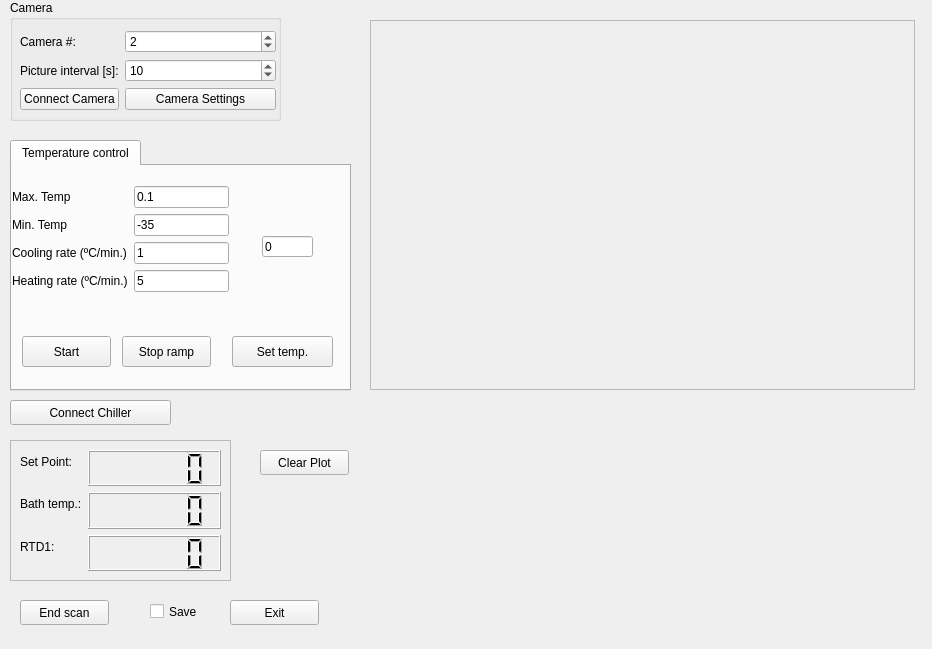
Qt form src/gui/experiment.ui (gfogwill/FrESH) before a commit.
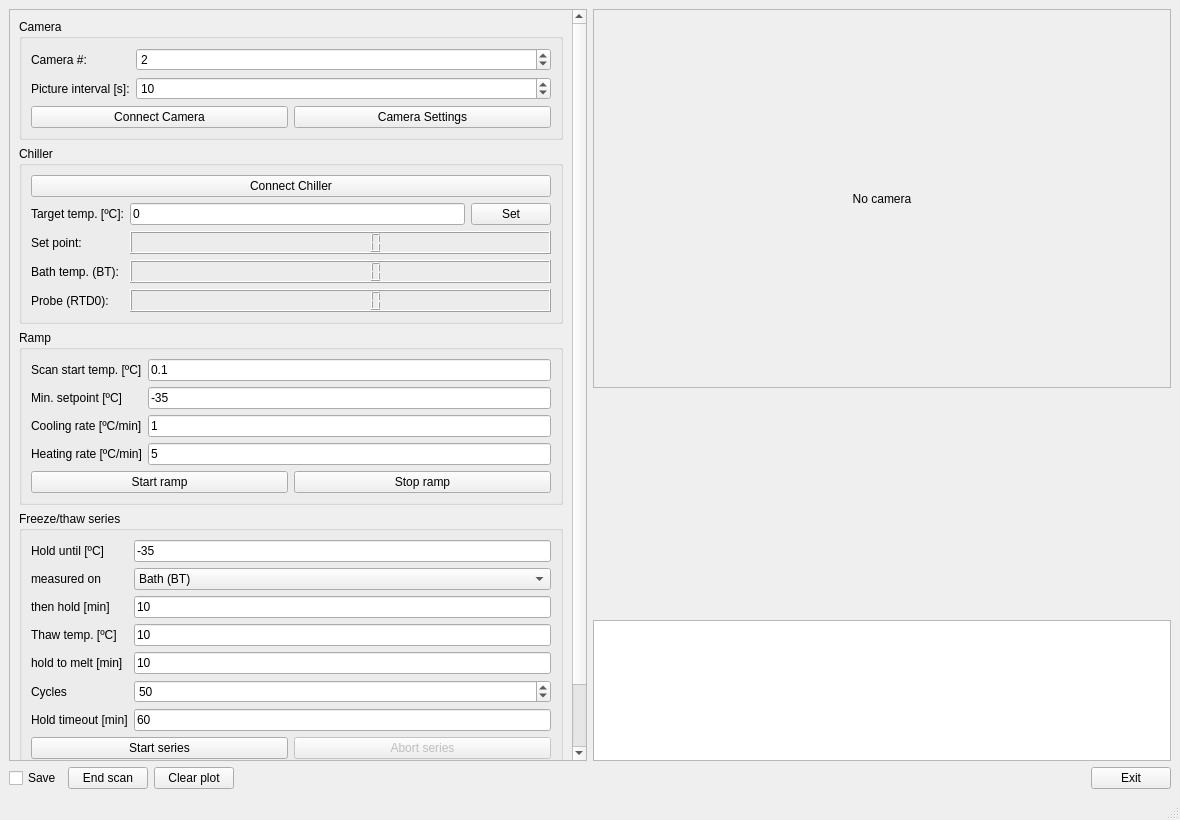
The same form after that commit. Custom widgets are drawn as their Qt base class.

Commit message: Add automated freeze/thaw cycling and rebuild the scan window layout

Patch:
```diff
--- a/src/gui/experiment.ui
+++ b/src/gui/experiment.ui
@@ -3,443 +3,285 @@
  <class>MainWindow</class>
  <widget class="QMainWindow" name="MainWindow">
   <property name="geometry">
-   <rect>
-    <x>0</x>
-    <y>0</y>
-    <width>932</width>
-    <height>649</height>
-   </rect>
+   <rect><x>0</x><y>0</y><width>1180</width><height>820</height></rect>
   </property>
-  <property name="sizePolicy">
-   <sizepolicy hsizetype="Fixed" vsizetype="Fixed">
-    <horstretch>0</horstretch>
-    <verstretch>0</verstretch>
-   </sizepolicy>
-  </property>
-  <property name="windowTitle">
-   <string>MainWindow</string>
-  </property>
+  <property name="windowTitle"><string>FrESH - scan</string></property>
   <widget class="QWidget" name="centralwidget">
-   <widget class="PlotWidget" name="graphWidget" native="true">
-    <property name="geometry">
-     <rect>
-      <x>370</x>
-      <y>400</y>
-      <width>541</width>
-      <height>231</height>
-     </rect>
-    </property>
-   </widget>
-   <widget class="QPushButton" name="exitButton">
-    <property name="geometry">
-     <rect>
-      <x>230</x>
-      <y>600</y>
-      <width>89</width>
-      <height>25</height>
-     </rect>
-    </property>
-    <property name="text">
-     <string>Exit</string>
-    </property>
-   </widget>
-   <widget class="QPushButton" name="clearPlotButton">
-    <property name="geometry">
-     <rect>
-      <x>260</x>
-      <y>450</y>
-      <width>89</width>
-      <height>25</height>
-     </rect>
-    </property>
-    <property name="text">
-     <string>Clear Plot</string>
-    </property>
-   </widget>
-   <widget class="QFrame" name="frameVideo">
-    <property name="geometry">
-     <rect>
-      <x>370</x>
-      <y>20</y>
-      <width>545</width>
-      <height>370</height>
-     </rect>
-    </property>
-    <property name="frameShape">
-     <enum>QFrame::StyledPanel</enum>
-    </property>
-    <property name="frameShadow">
-     <enum>QFrame::Raised</enum>
-    </property>
-    <widget class="QLabel" name="videoLabel">
-     <property name="geometry">
-      <rect>
-       <x>10</x>
-       <y>10</y>
-       <width>525</width>
-       <height>350</height>
-      </rect>
-     </property>
-     <property name="text">
-      <string/>
-     </property>
-    </widget>
-   </widget>
-   <widget class="QPushButton" name="connectLAUDAButton">
-    <property name="geometry">
-     <rect>
-      <x>10</x>
-      <y>400</y>
-      <width>161</width>
-      <height>25</height>
-     </rect>
-    </property>
-    <property name="text">
-     <string>Connect Chiller</string>
-    </property>
-   </widget>
-   <widget class="QCheckBox" name="saveCheckBox">
-    <property name="geometry">
-     <rect>
-      <x>150</x>
-      <y>600</y>
-      <width>61</width>
-      <height>23</height>
-     </rect>
-    </property>
-    <property name="text">
-     <string>Save</string>
-    </property>
-   </widget>
-   <widget class="QFrame" name="frame">
-    <property name="geometry">
-     <rect>
-      <x>10</x>
-      <y>440</y>
-      <width>221</width>
-      <height>141</height>
-     </rect>
-    </property>
-    <property name="frameShape">
-     <enum>QFrame::StyledPanel</enum>
-    </property>
-    <property name="frameShadow">
-     <enum>QFrame::Raised</enum>
-    </property>
-    <widget class="QWidget" name="formLayoutWidget">
-     <property name="geometry">
-      <rect>
-       <x>10</x>
-       <y>10</y>
-       <width>201</width>
-       <height>121</height>
-      </rect>
-     </property>
-     <layout class="QFormLayout" name="formLayout">
-      <item row="0" column="0">
-       <widget class="QLabel" name="label_3">
-        <property name="text">
-         <string>Set Point:</string>
-        </property>
+   <layout class="QVBoxLayout" name="rootLayout">
+    <item>
+     <layout class="QHBoxLayout" name="mainLayout">
+
+      <item>
+       <widget class="QScrollArea" name="leftScroll">
+        <property name="widgetResizable"><bool>true</bool></property>
+        <property name="maximumWidth"><number>370</number></property>
+        <property name="minimumWidth"><number>350</number></property>
+        <property name="horizontalScrollBarPolicy"><enum>Qt::ScrollBarAlwaysOff</enum></property>
+        <widget class="QWidget" name="leftPanel">
+         <layout class="QVBoxLayout" name="leftColumn">
+
+        <item>
+         <widget class="QGroupBox" name="cameraGroupBox">
+          <property name="maximumWidth"><number>330</number></property>
+          <property name="minimumWidth"><number>300</number></property>
+          <property name="title"><string>Camera</string></property>
+          <layout class="QFormLayout" name="cameraForm">
+           <item row="0" column="0">
+            <widget class="QLabel" name="label_5"><property name="text"><string>Camera #:</string></property></widget>
+           </item>
+           <item row="0" column="1">
+            <widget class="QSpinBox" name="cameraID"><property name="value"><number>2</number></property></widget>
+           </item>
+           <item row="1" column="0">
+            <widget class="QLabel" name="label_2"><property name="text"><string>Picture interval [s]:</string></property></widget>
+           </item>
+           <item row="1" column="1">
+            <widget class="QSpinBox" name="pictureIntervalSpinBox">
+             <property name="minimum"><number>1</number></property>
+             <property name="maximum"><number>1000</number></property>
+             <property name="value"><number>10</number></property>
+            </widget>
+           </item>
+           <item row="2" column="0" colspan="2">
+            <layout class="QHBoxLayout" name="connectVideoButtonRow">
+             <item><widget class="QPushButton" name="connectVideoButton"><property name="text"><string>Connect Camera</string></property></widget></item>
+             <item><widget class="QPushButton" name="videoSettingsButton"><property name="text"><string>Camera Settings</string></property></widget></item>
+            </layout>
+           </item>
+          </layout>
+         </widget>
+        </item>
+
+        <item>
+         <widget class="QGroupBox" name="chillerGroupBox">
+          <property name="maximumWidth"><number>330</number></property>
+          <property name="minimumWidth"><number>300</number></property>
+          <property name="title"><string>Chiller</string></property>
+          <layout class="QFormLayout" name="chillerForm">
+           <item row="0" column="0" colspan="2">
+            <widget class="QPushButton" name="connectLAUDAButton"><property name="text"><string>Connect Chiller</string></property></widget>
+           </item>
+           <item row="1" column="0">
+            <widget class="QLabel" name="labelTargetTemp"><property name="text"><string>Target temp. [ºC]:</string></property></widget>
+           </item>
+           <item row="1" column="1">
+            <layout class="QHBoxLayout" name="targetTempLayout">
+             <item><widget class="QLineEdit" name="targetTemp"><property name="text"><string>0</string></property></widget></item>
+             <item><widget class="QPushButton" name="setTempButton"><property name="text"><string>Set</string></property></widget></item>
+            </layout>
+           </item>
+           <item row="2" column="0">
+            <widget class="QLabel" name="label_3"><property name="text"><string>Set point:</string></property></widget>
+           </item>
+           <item row="2" column="1">
+            <widget class="QLCDNumber" name="lcdSP"><property name="smallDecimalPoint"><bool>true</bool></property><property name="minimumHeight"><number>32</number></property><property name="digitCount"><number>7</number></property></widget>
+           </item>
+           <item row="3" column="0">
+            <widget class="QLabel" name="label"><property name="text"><string>Bath temp. (BT):</string></property></widget>
+           </item>
+           <item row="3" column="1">
+            <widget class="QLCDNumber" name="lcdBT"><property name="smallDecimalPoint"><bool>true</bool></property><property name="minimumHeight"><number>32</number></property><property name="digitCount"><number>7</number></property></widget>
+           </item>
+           <item row="4" column="0">
+            <widget class="QLabel" name="label_4"><property name="text"><string>Probe (RTD0):</string></property></widget>
+           </item>
+           <item row="4" column="1">
+            <widget class="QLCDNumber" name="lcdRTD1"><property name="smallDecimalPoint"><bool>true</bool></property><property name="minimumHeight"><number>32</number></property><property name="digitCount"><number>7</number></property></widget>
+           </item>
+          </layout>
+         </widget>
+        </item>
+
+        <item>
+         <widget class="QGroupBox" name="rampGroupBox">
+          <property name="maximumWidth"><number>330</number></property>
+          <property name="minimumWidth"><number>300</number></property>
+          <property name="title"><string>Ramp</string></property>
+          <layout class="QFormLayout" name="rampForm">
+           <item row="0" column="0">
+            <widget class="QLabel" name="label_6"><property name="text"><string>Scan start temp. [ºC]</string></property></widget>
+           </item>
+           <item row="0" column="1">
+            <widget class="QLineEdit" name="maxTemp"><property name="text"><string>0.1</string></property></widget>
+           </item>
+           <item row="1" column="0">
+            <widget class="QLabel" name="label_7"><property name="text"><string>Min. setpoint [ºC]</string></property></widget>
+           </item>
+           <item row="1" column="1">
+            <widget class="QLineEdit" name="minTemp"><property name="text"><string>-35</string></property></widget>
+           </item>
+           <item row="2" column="0">
+            <widget class="QLabel" name="label_8"><property name="text"><string>Cooling rate [ºC/min]</string></property></widget>
+           </item>
+           <item row="2" column="1">
+            <widget class="QLineEdit" name="coolingRate"><property name="text"><string>1</string></property></widget>
+           </item>
+           <item row="3" column="0">
+            <widget class="QLabel" name="label_9"><property name="text"><string>Heating rate [ºC/min]</string></property></widget>
+           </item>
+           <item row="3" column="1">
+            <widget class="QLineEdit" name="heatingRate"><property name="text"><string>5</string></property></widget>
+           </item>
+           <item row="4" column="0" colspan="2">
+            <layout class="QHBoxLayout" name="startScanButtonRow">
+             <item><widget class="QPushButton" name="startScanButton"><property name="text"><string>Start ramp</string></property></widget></item>
+             <item><widget class="QPushButton" name="stopScanButton"><property name="text"><string>Stop ramp</string></property></widget></item>
+            </layout>
+           </item>
+          </layout>
+         </widget>
+        </item>
+
+        <item>
+         <widget class="QGroupBox" name="seriesGroupBox">
+          <property name="maximumWidth"><number>330</number></property>
+          <property name="minimumWidth"><number>300</number></property>
+          <property name="title"><string>Freeze/thaw series</string></property>
+          <property name="toolTip"><string>Repeats: cool down (recording) - hold until frozen - thaw - hold - back to the start. Each cycle gets its own folder.</string></property>
+          <layout class="QFormLayout" name="seriesForm">
+           <item row="0" column="0">
+            <widget class="QLabel" name="labelFreezeTemp"><property name="text"><string>Hold until [ºC]</string></property></widget>
+           </item>
+           <item row="0" column="1">
+            <widget class="QLineEdit" name="freezeTemp">
+             <property name="text"><string>-35</string></property>
+             <property name="toolTip"><string>The cooling ramp stops at the min. setpoint and waits here until the measured temperature reaches this value.</string></property>
+            </widget>
+           </item>
+           <item row="1" column="0">
+            <widget class="QLabel" name="labelHoldSource"><property name="text"><string>measured on</string></property></widget>
+           </item>
+           <item row="1" column="1">
+            <widget class="QComboBox" name="holdSourceComboBox">
+             <property name="toolTip"><string>Which sensor decides that the sample is cold enough.</string></property>
+             <item><property name="text"><string>Bath (BT)</string></property></item>
+             <item><property name="text"><string>Probe (RTD0)</string></property></item>
+            </widget>
+           </item>
+           <item row="2" column="0">
+            <widget class="QLabel" name="labelHoldCold"><property name="text"><string>then hold [min]</string></property></widget>
+           </item>
+           <item row="2" column="1">
+            <widget class="QLineEdit" name="holdColdMinutes"><property name="text"><string>10</string></property></widget>
+           </item>
+           <item row="3" column="0">
+            <widget class="QLabel" name="labelThawTemp"><property name="text"><string>Thaw temp. [ºC]</string></property></widget>
+           </item>
+           <item row="3" column="1">
+            <widget class="QLineEdit" name="thawTemp"><property name="text"><string>10</string></property></widget>
+           </item>
+           <item row="4" column="0">
+            <widget class="QLabel" name="labelHoldWarm"><property name="text"><string>hold to melt [min]</string></property></widget>
+           </item>
+           <item row="4" column="1">
+            <widget class="QLineEdit" name="holdWarmMinutes"><property name="text"><string>10</string></property></widget>
+           </item>
+           <item row="5" column="0">
+            <widget class="QLabel" name="labelCycles"><property name="text"><string>Cycles</string></property></widget>
+           </item>
+           <item row="5" column="1">
+            <widget class="QSpinBox" name="cyclesSpinBox">
+             <property name="minimum"><number>1</number></property>
+             <property name="maximum"><number>9999</number></property>
+             <property name="value"><number>50</number></property>
+            </widget>
+           </item>
+           <item row="6" column="0">
+            <widget class="QLabel" name="labelHoldTimeout"><property name="text"><string>Hold timeout [min]</string></property></widget>
+           </item>
+           <item row="6" column="1">
+            <widget class="QLineEdit" name="holdTimeoutMinutes">
+             <property name="text"><string>60</string></property>
+             <property name="toolTip"><string>Give up waiting for the bath after this long and move on to the next phase.</string></property>
+            </widget>
+           </item>
+           <item row="7" column="0" colspan="2">
+            <layout class="QHBoxLayout" name="startSeriesButtonRow">
+             <item><widget class="QPushButton" name="startSeriesButton"><property name="text"><string>Start series</string></property></widget></item>
+             <item><widget class="QPushButton" name="abortSeriesButton"><property name="text"><string>Abort series</string></property><property name="enabled"><bool>false</bool></property></widget></item>
+            </layout>
+           </item>
+           <item row="8" column="0" colspan="2">
+            <widget class="QLabel" name="seriesStatusLabel">
+             <property name="styleSheet"><string>font-weight: bold;</string></property>
+             <property name="text"><string>Idle</string></property>
+             <property name="wordWrap"><bool>true</bool></property>
+            </widget>
+           </item>
+           <item row="9" column="0" colspan="2">
+            <widget class="QLabel" name="seriesEstimateLabel">
+             <property name="text"><string/></property>
+             <property name="wordWrap"><bool>true</bool></property>
+            </widget>
+           </item>
+          </layout>
+         </widget>
+        </item>
+
+        <item>
+         <spacer name="leftSpacer">
+          <property name="orientation"><enum>Qt::Vertical</enum></property>
+          <property name="sizeHint" stdset="0"><size><width>20</width><height>10</height></size></property>
+         </spacer>
+        </item>
+
+         </layout>
+        </widget>
        </widget>
       </item>
-      <item row="0" column="1">
-       <widget class="QLCDNumber" name="lcdSP">
-        <property name="sizePolicy">
-         <sizepolicy hsizetype="MinimumExpanding" vsizetype="MinimumExpanding">
-          <horstretch>0</horstretch>
-          <verstretch>0</verstretch>
-         </sizepolicy>
-        </property>
-        <property name="font">
-         <font>
-          <pointsize>11</pointsize>
-          <bold>true</bold>
-         </font>
-        </property>
-        <property name="smallDecimalPoint">
-         <bool>true</bool>
-        </property>
-       </widget>
+
+      <item>
+       <layout class="QVBoxLayout" name="rightColumn">
+        <item>
+         <widget class="QFrame" name="frameVideo">
+          <property name="frameShape"><enum>QFrame::StyledPanel</enum></property>
+          <layout class="QVBoxLayout" name="videoLayout">
+           <item>
+            <widget class="QLabel" name="videoLabel">
+             <property name="text"><string>No camera</string></property>
+             <property name="alignment"><set>Qt::AlignCenter</set></property>
+             <property name="minimumSize"><size><width>525</width><height>359</height></size></property>
+            </widget>
+           </item>
+          </layout>
+         </widget>
+        </item>
+        <item>
+         <widget class="PlotWidget" name="graphWidget">
+          <property name="sizePolicy"><sizepolicy hsizetype="Expanding" vsizetype="Expanding"><horstretch>0</horstretch><verstretch>1</verstretch></sizepolicy></property>
+          <property name="minimumSize"><size><width>525</width><height>220</height></size></property>
+         </widget>
+        </item>
+        <item>
+         <widget class="QPlainTextEdit" name="logTextEdit">
+          <property name="readOnly"><bool>true</bool></property>
+          <property name="maximumHeight"><number>140</number></property>
+         </widget>
+        </item>
+       </layout>
       </item>
-      <item row="1" column="0">
-       <widget class="QLabel" name="label">
-        <property name="text">
-         <string>Bath temp.:</string>
-        </property>
-       </widget>
-      </item>
-      <item row="1" column="1">
-       <widget class="QLCDNumber" name="lcdBT">
-        <property name="sizePolicy">
-         <sizepolicy hsizetype="MinimumExpanding" vsizetype="MinimumExpanding">
-          <horstretch>0</horstretch>
-          <verstretch>0</verstretch>
-         </sizepolicy>
-        </property>
-        <property name="smallDecimalPoint">
-         <bool>true</bool>
-        </property>
-       </widget>
-      </item>
-      <item row="2" column="0">
-       <widget class="QLabel" name="label_4">
-        <property name="text">
-         <string>RTD1:</string>
-        </property>
-       </widget>
-      </item>
-      <item row="2" column="1">
-       <widget class="QLCDNumber" name="lcdRTD1">
-        <property name="sizePolicy">
-         <sizepolicy hsizetype="MinimumExpanding" vsizetype="MinimumExpanding">
-          <horstretch>0</horstretch>
-          <verstretch>0</verstretch>
-         </sizepolicy>
-        </property>
-        <property name="smallDecimalPoint">
-         <bool>true</bool>
-        </property>
-       </widget>
-      </item>
+
      </layout>
-    </widget>
-   </widget>
-   <widget class="QTabWidget" name="tabWidget">
-    <property name="geometry">
-     <rect>
-      <x>10</x>
-      <y>140</y>
-      <width>341</width>
-      <height>251</height>
-     </rect>
-    </property>
-    <property name="currentIndex">
-     <number>0</number>
-    </property>
-    <widget class="QWidget" name="tab_2">
-     <attribute name="title">
-      <string>Temperature control</string>
-     </attribute>
-     <widget class="QPushButton" name="stopScanButton">
-      <property name="geometry">
-       <rect>
-        <x>110</x>
-        <y>170</y>
-        <width>89</width>
-        <height>31</height>
-       </rect>
-      </property>
-      <property name="text">
-       <string>Stop ramp</string>
-      </property>
-     </widget>
-     <widget class="QPushButton" name="startScanButton">
-      <property name="geometry">
-       <rect>
-        <x>10</x>
-        <y>170</y>
-        <width>89</width>
-        <height>31</height>
-       </rect>
-      </property>
-      <property name="text">
-       <string>Start</string>
-      </property>
-     </widget>
-     <widget class="QWidget" name="formLayoutWidget_2">
-      <property name="geometry">
-       <rect>
-        <x>0</x>
-        <y>20</y>
-        <width>217</width>
-        <height>131</height>
-       </rect>
-      </property>
-      <layout class="QFormLayout" name="formLayout_2">
-       <item row="0" column="0">
-        <widget class="QLabel" name="label_6">
-         <property name="text">
-          <string>Max. Temp</string>
-         </property>
-        </widget>
-       </item>
-       <item row="1" column="0">
-        <widget class="QLabel" name="label_7">
-         <property name="text">
-          <string>Min. Temp</string>
-         </property>
-        </widget>
-       </item>
-       <item row="0" column="1">
-        <widget class="QLineEdit" name="maxTemp">
-         <property name="text">
-          <string>0.1</string>
-         </property>
-        </widget>
-       </item>
-       <item row="1" column="1">
-        <widget class="QLineEdit" name="minTemp">
-         <property name="text">
-          <string>-35</string>
-         </property>
-        </widget>
-       </item>
-       <item row="2" column="0">
-        <widget class="QLabel" name="label_8">
-         <property name="text">
-          <string>Cooling rate (ºC/min.)</string>
-         </property>
-        </widget>
-       </item>
-       <item row="2" column="1">
-        <widget class="QLineEdit" name="coolingRate">
-         <property name="text">
-          <string>1</string>
-         </property>
-        </widget>
-       </item>
-       <item row="3" column="0">
-        <widget class="QLabel" name="label_9">
-         <property name="text">
-          <string>Heating rate (ºC/min.)</string>
-         </property>
-        </widget>
-       </item>
-       <item row="3" column="1">
-        <widget class="QLineEdit" name="heatingRate">
-         <property name="text">
-          <string>5</string>
-         </property>
-        </widget>
-       </item>
-      </layout>
-     </widget>
-     <widget class="QLineEdit" name="targetTemp">
-      <property name="geometry">
-       <rect>
-        <x>250</x>
-        <y>70</y>
-        <width>51</width>
-        <height>21</height>
-       </rect>
-      </property>
-      <property name="text">
-       <string>0</string>
-      </property>
-     </widget>
-     <widget class="QPushButton" name="setTempButton">
-      <property name="geometry">
-       <rect>
-        <x>220</x>
-        <y>170</y>
-        <width>101</width>
-        <height>31</height>
-       </rect>
-      </property>
-      <property name="text">
-       <string>Set temp.</string>
-      </property>
-     </widget>
-    </widget>
-   </widget>
-   <widget class="QGroupBox" name="groupBox">
-    <property name="geometry">
-     <rect>
-      <x>10</x>
-      <y>0</y>
-      <width>271</width>
-      <height>121</height>
-     </rect>
-    </property>
-    <property name="title">
-     <string>Camera</string>
-    </property>
-    <widget class="QWidget" name="formLayoutWidget_3">
-     <property name="geometry">
-      <rect>
-       <x>10</x>
-       <y>30</y>
-       <width>256</width>
-       <height>91</height>
-      </rect>
-     </property>
-     <layout class="QFormLayout" name="formLayout_3">
-      <item row="0" column="0">
-       <widget class="QLabel" name="label_5">
-        <property name="text">
-         <string>Camera #:</string>
-        </property>
-       </widget>
+    </item>
+
+    <item>
+     <layout class="QHBoxLayout" name="bottomLayout">
+      <item><widget class="QCheckBox" name="saveCheckBox"><property name="text"><string>Save</string></property></widget></item>
+      <item><widget class="QPushButton" name="EndScanpushButton"><property name="text"><string>End scan</string></property></widget></item>
+      <item><widget class="QPushButton" name="clearPlotButton"><property name="text"><string>Clear plot</string></property></widget></item>
+      <item>
+       <spacer name="bottomSpacer">
+        <property name="orientation"><enum>Qt::Horizontal</enum></property>
+        <property name="sizeHint" stdset="0"><size><width>40</width><height>20</height></size></property>
+       </spacer>
       </item>
-      <item row="0" column="1">
-       <widget class="QSpinBox" name="cameraID">
-        <property name="value">
-         <number>2</number>
-        </property>
-       </widget>
-      </item>
-      <item row="1" column="0">
-       <widget class="QLabel" name="label_2">
-        <property name="text">
-         <string>Picture interval [s]:</string>
-        </property>
-       </widget>
-      </item>
-      <item row="1" column="1">
-       <widget class="QSpinBox" name="pictureIntervalSpinBox">
-        <property name="minimum">
-         <number>1</number>
-        </property>
-        <property name="maximum">
-         <number>1000</number>
-        </property>
-        <property name="value">
-         <number>10</number>
-        </property>
-       </widget>
-      </item>
-      <item row="2" column="0">
-       <widget class="QPushButton" name="connectVideoButton">
-        <property name="text">
-         <string>Connect Camera</string>
-        </property>
-       </widget>
-      </item>
-      <item row="2" column="1">
-       <widget class="QPushButton" name="videoSettingsButton">
-        <property name="text">
-         <string>Camera Settings</string>
-        </property>
-       </widget>
-      </item>
+      <item><widget class="QPushButton" name="exitButton"><property name="text"><string>Exit</string></property></widget></item>
      </layout>
-    </widget>
-   </widget>
-   <widget class="QPushButton" name="EndScanpushButton">
-    <property name="geometry">
-     <rect>
-      <x>20</x>
-      <y>600</y>
-      <width>89</width>
-      <height>25</height>
-     </rect>
-    </property>
-    <property name="text">
-     <string>End scan</string>
-    </property>
-   </widget>
-   <zorder>frameVideo</zorder>
-   <zorder>graphWidget</zorder>
-   <zorder>exitButton</zorder>
-   <zorder>clearPlotButton</zorder>
-   <zorder>connectLAUDAButton</zorder>
-   <zorder>saveCheckBox</zorder>
-   <zorder>frame</zorder>
-   <zorder>tabWidget</zorder>
-   <zorder>groupBox</zorder>
-   <zorder>EndScanpushButton</zorder>
+    </item>
+
+   </layout>
   </widget>
+  <widget class="QStatusBar" name="statusbar"/>
  </widget>
  <customwidgets>
   <customwidget>
```
The commit also changes 12 other files.
